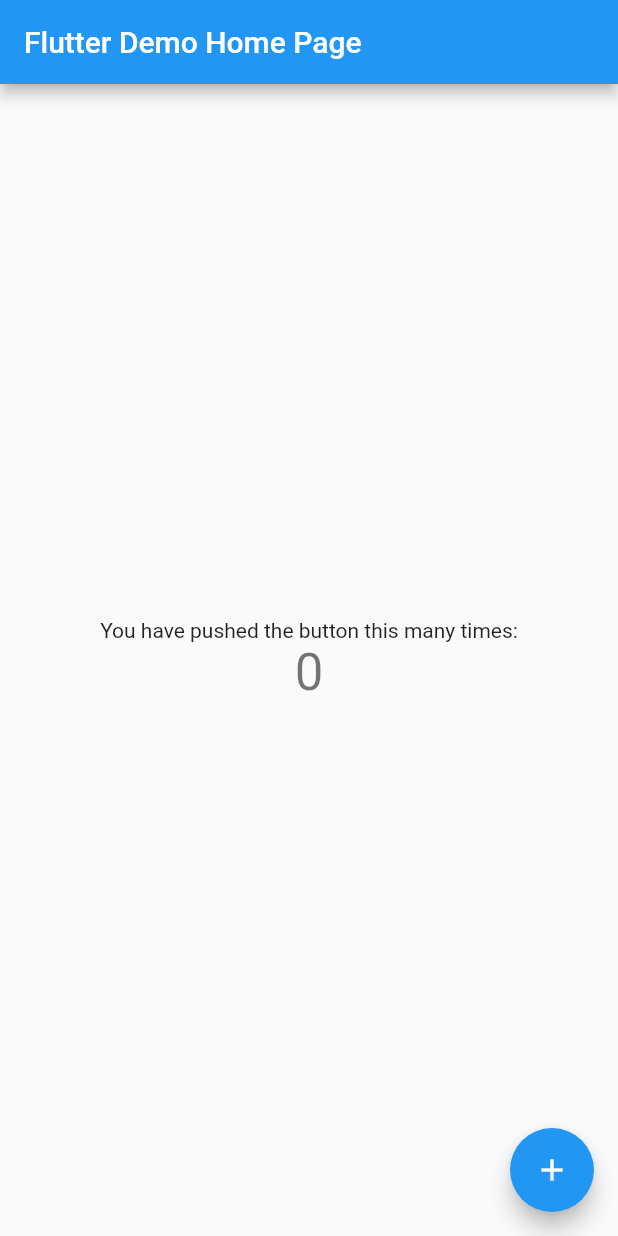
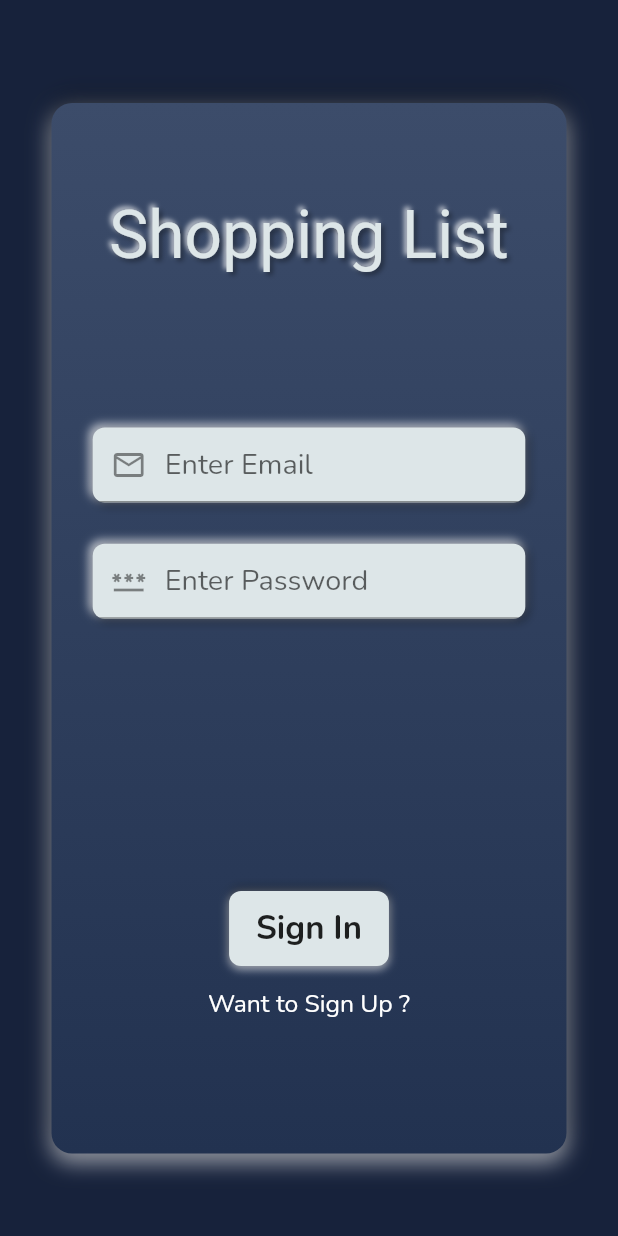
Before and after one commit to LameCoder17/Shopping-List, a Flutter app: the screen it shows after launch, on a phone screen of 412 x 824 dp. Run offline on Flutter 3.47's test engine with Material 2 defaults, Android fonts, the phone set to English and light mode, and no system bars; drawn by our look-alikes of flutter_neumorphic; our stand-ins replace cloud_firestore, firebase_auth, firebase_core, google_fonts, sizer; accounts and stored records are empty.

Commit message:
Auth done

```diff
--- /dev/null
+++ b/lib/Screens/LoginScreen.dart
@@ -0,0 +1,289 @@
+import 'package:flutter/material.dart';
+import 'package:flutter_neumorphic/flutter_neumorphic.dart';
+import 'package:google_fonts/google_fonts.dart';
+import 'package:shopping_list/Screens/MainScreen.dart';
+import 'package:shopping_list/Utils/Colors.dart';
+import 'package:sizer/sizer.dart';
+import '../Services/Auth.dart';
+
+class LoginScreen extends StatefulWidget {
+  const LoginScreen({Key? key}) : super(key: key);
+
+  @override
+  _LoginScreenState createState() => _LoginScreenState();
+}
+
+class _LoginScreenState extends State<LoginScreen> {
+  TextEditingController _emailController = TextEditingController();
+  TextEditingController _passwordController = TextEditingController();
+  bool _loading = false;
+  static final _pageController = PageController(
+    initialPage: 0,
+  );
+  @override
+  Widget build(BuildContext context) {
+    return Scaffold(
+      backgroundColor: Kolors.background,
+      body: SingleChildScrollView(
+        child: Container(
+          margin: EdgeInsets.symmetric(vertical: 50.0.sp, horizontal: 25.0.sp),
+          height: 85.h,
+          child: Neumorphic(
+            style: NeumorphicStyle(
+                shape: NeumorphicShape.concave,
+                boxShape: NeumorphicBoxShape.roundRect(BorderRadius.circular(10.0.sp)),
+                depth: 10,
+                intensity: 0.6,
+                lightSource: LightSource.bottom,
+                color: Kolors.foreground
+            ),
+            child: PageView(
+              controller: _pageController,
+              physics: BouncingScrollPhysics(),
+              children: [
+                Container(
+                  child: Column(
+                    crossAxisAlignment: CrossAxisAlignment.start,
+                    children: [
+                      Expanded(
+                        flex: 1,
+                        child: Container(
+                          margin: EdgeInsets.symmetric(vertical: 25.0.sp),
+                          alignment: Alignment.center,
+                          child: NeumorphicText(
+                            'Shopping List',
+                            style: NeumorphicStyle(
+                                lightSource: LightSource.top
+                            ),
+                            textStyle: NeumorphicTextStyle(fontSize: 32.0.sp,),),
+                        ),
+                      ),
+                      Expanded(
+                        flex: 2,
+                        child: Container(
+                          margin: EdgeInsets.symmetric(vertical: 30.0.sp, horizontal: 20.0.sp),
+                          child: Column(
+                            crossAxisAlignment: CrossAxisAlignment.start,
+                            children: [
+                              Neumorphic(
+                                child: TextField(
+                                  keyboardType: TextInputType.emailAddress,
+                                  controller: _emailController,
+                                  style: GoogleFonts.nunito(
+                                      fontSize: 14.0.sp
+                                  ),
+                                  decoration: InputDecoration(
+                                      hintText: 'Enter Email',
+                                      prefixIcon: Icon(Icons.email_outlined)
+                                  ),
+                                ),
+                              ),
+                              SizedBox(
+                                height: 20.0.sp,
+                              ),
+                              Neumorphic(
+                                child: TextField(
+                                  controller: _passwordController,
+                                  style: GoogleFonts.nunito(
+                                      fontSize: 14.0.sp
+                                  ),
+                                  obscureText: true,
+                                  decoration: InputDecoration(
+                                      hintText: 'Enter Password',
+                                      prefixIcon: Icon(Icons.password_outlined)
+                                  ),
+                                ),
+                              )
+                            ],
+                          ),
+                        ),
+                      ),
+                      Expanded(
+                        flex: 1,
+                        child: Column(
+                          children: [
+                            Container(
+                              alignment: Alignment.center,
+                              //width: 50.w,
+                              child: NeumorphicButton(
+                                child: _loading ?
+                                    Container(
+                                      width: 50.w,
+                                      child: NeumorphicProgressIndeterminate(
+                                        style: ProgressStyle(
+                                          accent: Kolors.accent2
+                                        ),
+                                      ),
+                                    )
+                                    :
+                                Text('Sign In', style: GoogleFonts.nunito(fontSize: 16.0.sp, fontWeight: FontWeight.bold),),
+                                style: NeumorphicStyle(
+                                    lightSource: LightSource.bottom
+                                ),
+                                onPressed: () async {
+                                  setState(() {
+                                    _loading = true;
+                                  });
+                                  await AuthenticationHelper()
+                                      .signIn(email: _emailController.text, password: _passwordController.text)
+                                      .then((result) {
+                                    if (result == null) {
+                                      Navigator.pushReplacement(context,
+                                          MaterialPageRoute(builder: (context) => MainScreen()));
+                                    } else {
+                                      ScaffoldMessenger.of(context).showSnackBar(SnackBar(
+                                        content: Text(
+                                          result,
+                                          style: TextStyle(fontSize: 16.0.sp),
+                                        ),
+                                      ));
+                                    }
+                                    setState(() {
+                                      _loading = false;
+                                    });
+                                  });
+                                },
+                              ),
+                            ),
+                            Container(
+                              margin: EdgeInsets.symmetric(vertical: 10.0.sp),
+                              child: GestureDetector(
+                                child: Text('Want to Sign Up ?', style: GoogleFonts.nunito(fontSize: 12.0.sp, color: Colors.white),),
+                                onTap: (){
+                                  _pageController.animateToPage(1, curve: Curves.decelerate, duration: Duration(milliseconds: 300));
+                                },
+                              ),
+                            )
+                          ],
+                        ),
+                      )
+                    ],
+                  ),
+                ),
+                Container(
+                  child: Column(
+                    crossAxisAlignment: CrossAxisAlignment.start,
+                    children: [
+                      Expanded(
+                        flex: 1,
+                        child: Container(
+                          margin: EdgeInsets.symmetric(vertical: 25.0.sp),
+                          alignment: Alignment.center,
+                          child: NeumorphicText(
+                            'Shopping List',
+                            style: NeumorphicStyle(
+                                lightSource: LightSource.top
+                            ),
+                            textStyle: NeumorphicTextStyle(fontSize: 32.0.sp,),),
+                        ),
+                      ),
+                      Expanded(
+                        flex: 2,
+                        child: Container(
+                          margin: EdgeInsets.symmetric(vertical: 30.0.sp, horizontal: 20.0.sp),
+                          child: Column(
+                            crossAxisAlignment: CrossAxisAlignment.start,
+                            children: [
+                              Neumorphic(
+                                child: TextField(
+                                  controller: _emailController,
+                                  style: GoogleFonts.nunito(
+                                      fontSize: 14.0.sp
+                                  ),
+                                  decoration: InputDecoration(
+                                      hintText: 'Enter Email',
+                                      prefixIcon: Icon(Icons.email_outlined)
+                                  ),
+                                  keyboardType: TextInputType.emailAddress,
+                                ),
+                              ),
+                              SizedBox(
+                                height: 20.0.sp,
+                              ),
+                              Neumorphic(
+                                child: TextField(
+                                  obscureText: true,
+                                  controller: _passwordController,
+                                  style: GoogleFonts.nunito(
+                                      fontSize: 14.0.sp
+                                  ),
+                                  decoration: InputDecoration(
+                                      hintText: 'Enter Password',
+                                      prefixIcon: Icon(Icons.password_outlined)
+                                  ),
+                                ),
+                              )
+                            ],
+                          ),
+                        ),
+                      ),
+                      Expanded(
+                        flex: 1,
+                        child: Column(
+                          children: [
+                            Container(
+                              alignment: Alignment.center,
+                              //width: 50.w,
+                              child: NeumorphicButton(
+                                child: _loading ?
+                                Container(
+                                  width: 50.w,
+                                  child: NeumorphicProgressIndeterminate(
+                                    style: ProgressStyle(
+                                        accent: Kolors.accent2
+                                    ),
+                                  ),
+                                )
+                                    :
+                                Text('Sign Up', style: GoogleFonts.nunito(fontSize: 16.0.sp, fontWeight: FontWeight.bold),),
+                                style: NeumorphicStyle(
+                                    lightSource: LightSource.bottom
+                                ),
+                                onPressed: () async{
+                                  setState(() {
+                                    _loading = true;
+                                  });
+                                  await AuthenticationHelper()
+                                      .signUp(email: _emailController.text, password: _passwordController.text)
+                                      .then((result) {
+                                    if (result == null) {
+                                      Navigator.pushReplacement(context,
+                                          MaterialPageRoute(builder: (context) => MainScreen()));
+                                    } else {
+                                      ScaffoldMessenger.of(context).showSnackBar(SnackBar(
+                                        content: Text(
+                                          result,
+                                          style: TextStyle(fontSize: 16.0.sp),
+                                        ),
+                                      ));
+                                      setState(() {
+                                        _loading = false;
+                                      });
+                                    }
+                                  });
+                                },
+                              ),
+                            ),
+                            Container(
+                              margin: EdgeInsets.symmetric(vertical: 10.0.sp),
+                              child: GestureDetector(
+                                child: Text('Want to Sign In ?', style: GoogleFonts.nunito(fontSize: 12.0.sp, color: Colors.white),),
+                                onTap: (){
+                                  _pageController.animateToPage(0, curve: Curves.decelerate, duration: Duration(milliseconds: 300));
+                                },
+                              ),
+                            )
+                          ],
+                        ),
+                      )
+                    ],
+                  ),
+                )
+              ],
+            ),
+          ),
+        ),
+      ),
+    );
+  }
+}
--- /dev/null
+++ b/lib/Services/Auth.dart
@@ -0,0 +1,40 @@
+import 'package:firebase_auth/firebase_auth.dart';
+
+class AuthenticationHelper {
+  final FirebaseAuth _auth = FirebaseAuth.instance;
+  get user => _auth.currentUser;
+  get email => _auth.currentUser!.email;
+
+  //SIGN UP METHOD
+  Future signUp({required String email, required String password}) async {
+    try {
+      await _auth.createUserWithEmailAndPassword(
+        email: email,
+        password: password,
+      );
+      return null;
+    } on FirebaseAuthException catch (e) {
+      return e.message;
+    }
+  }
+
+  //SIGN IN METHOD
+  Future signIn({required String email, required String password}) async {
+    try {
+      await _auth.signInWithEmailAndPassword(email: email, password: password);
+      return null;
+    } on FirebaseAuthException catch (e) {
+      return e.message;
+    }
+  }
+
+  //SIGN OUT METHOD
+  Future signOut() async {
+    await _auth.signOut();
+    print('signout');
+  }
+
+  String? returnUser() {
+    return _auth.currentUser!.email;
+  }
+}
--- /dev/null
+++ b/lib/Utils/Colors.dart
@@ -0,0 +1,8 @@
+import 'dart:ui';
+
+class Kolors{
+  static const background = Color(0xff17223B);
+  static const foreground = Color(0xff263859);
+  static const accent = Color(0xffFFD369);
+  static const accent2 = Color(0xffEEEEEE);
+}
--- a/lib/main.dart
+++ b/lib/main.dart
@@ -1,115 +1,29 @@
+import 'package:firebase_core/firebase_core.dart';
 import 'package:flutter/material.dart';
+import 'package:flutter_neumorphic/flutter_neumorphic.dart';
+import 'package:sizer/sizer.dart';
+import 'Screens/LoginScreen.dart';
 
-void main() {
-  runApp(const MyApp());
+void main() async {
+  WidgetsFlutterBinding.ensureInitialized();
+  await Firebase.initializeApp();
+  runApp(MyApp());
 }
 
-class MyApp extends StatelessWidget {
-  const MyApp({Key? key}) : super(key: key);
+class MyApp extends StatefulWidget {
+  @override
+  _MyAppState createState() => _MyAppState();
+}
 
-  // This widget is the root of your application.
+class _MyAppState extends State<MyApp> {
   @override
   Widget build(BuildContext context) {
-    return MaterialApp(
-      title: 'Flutter Demo',
-      theme: ThemeData(
-        // This is the theme of your application.
-        //
-        // Try running your application with "flutter run". You'll see the
-        // application has a blue toolbar. Then, without quitting the app, try
-        // changing the primarySwatch below to Colors.green and then invoke
-        // "hot reload" (press "r" in the console where you ran "flutter run",
-        // or simply save your changes to "hot reload" in a Flutter IDE).
-        // Notice that the counter didn't reset back to zero; the application
-        // is not restarted.
-        primarySwatch: Colors.blue,
-      ),
-      home: const MyHomePage(title: 'Flutter Demo Home Page'),
-    );
+    return Sizer(builder: (context, orientation, deviceType) {
+      return NeumorphicApp(
+        debugShowCheckedModeBanner: false,
+        title: 'Shopping List',
+        home: LoginScreen(),
+      );
+    });
   }
 }
-
-class MyHomePage extends StatefulWidget {
-  const MyHomePage({Key? key, required this.title}) : super(key: key);
-
-  // This widget is the home page of your application. It is stateful, meaning
-  // that it has a State object (defined below) that contains fields that affect
-  // how it looks.
-
-  // This class is the configuration for the state. It holds the values (in this
-  // case the title) provided by the parent (in this case the App widget) and
-  // used by the build method of the State. Fields in a Widget subclass are
-  // always marked "final".
-
-  final String title;
-
-  @override
-  State<MyHomePage> createState() => _MyHomePageState();
-}
-
-class _MyHomePageState extends State<MyHomePage> {
-  int _counter = 0;
-
-  void _incrementCounter() {
-    setState(() {
-      // This call to setState tells the Flutter framework that something has
-      // changed in this State, which causes it to rerun the build method below
-      // so that the display can reflect the updated values. If we changed
-      // _counter without calling setState(), then the build method would not be
-      // called again, and so nothing would appear to happen.
-      _counter++;
-    });
-  }
-
-  @override
-  Widget build(BuildContext context) {
-    // This method is rerun every time setState is called, for instance as done
-    // by the _incrementCounter method above.
-    //
-    // The Flutter framework has been optimized to make rerunning build methods
-    // fast, so that you can just rebuild anything that needs updating rather
-    // than having to individually change instances of widgets.
-    return Scaffold(
-      appBar: AppBar(
-        // Here we take the value from the MyHomePage object that was created by
-        // the App.build method, and use it to set our appbar title.
-        title: Text(widget.title),
-      ),
-      body: Center(
-        // Center is a layout widget. It takes a single child and positions it
-        // in the middle of the parent.
-        child: Column(
-          // Column is also a layout widget. It takes a list of children and
-          // arranges them vertically. By default, it sizes itself to fit its
-          // children horizontally, and tries to be as tall as its parent.
-          //
-          // Invoke "debug painting" (press "p" in the console, choose the
-          // "Toggle Debug Paint" action from the Flutter Inspector in Android
-          // Studio, or the "Toggle Debug Paint" command in Visual Studio Code)
-          // to see the wireframe for each widget.
-          //
-          // Column has various properties to control how it sizes itself and
-          // how it positions its children. Here we use mainAxisAlignment to
-          // center the children vertically; the main axis here is the vertical
-          // axis because Columns are vertical (the cross axis would be
-          // horizontal).
-          mainAxisAlignment: MainAxisAlignment.center,
-          children: <Widget>[
-            const Text(
-              'You have pushed the button this many times:',
-            ),
-            Text(
-              '$_counter',
-              style: Theme.of(context).textTheme.headline4,
-            ),
-          ],
-        ),
-      ),
-      floatingActionButton: FloatingActionButton(
-        onPressed: _incrementCounter,
-        tooltip: 'Increment',
-        child: const Icon(Icons.add),
-      ), // This trailing comma makes auto-formatting nicer for build methods.
-    );
-  }
-}
```
Also changed, not shown: lib/Model/dataModel.dart (added, +25 -0 lines), lib/Screens/MainScreen.dart (added, +130 -0 lines), pubspec.yaml (+10 -1 lines), pubspec.lock, 4 other files.
